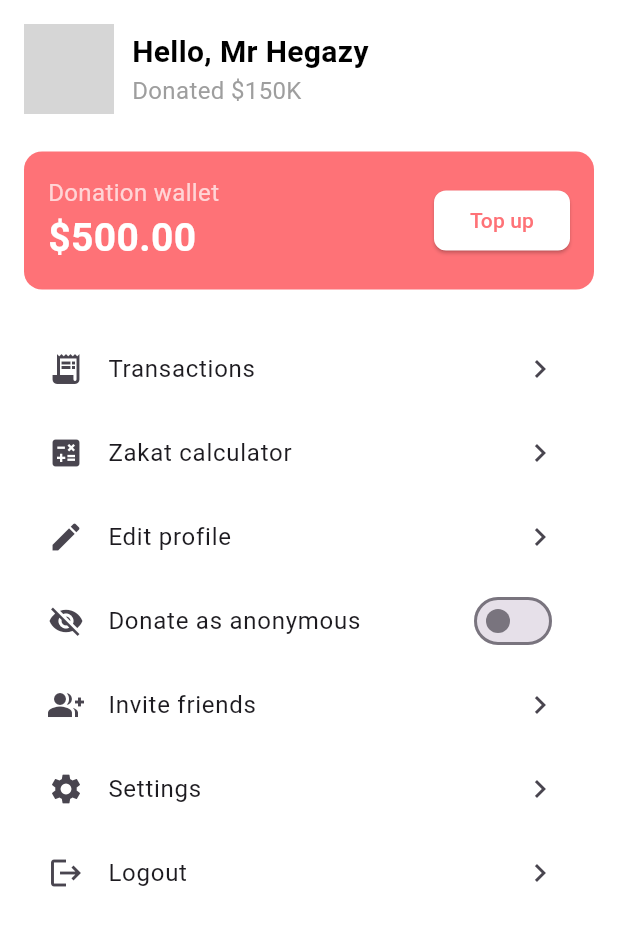
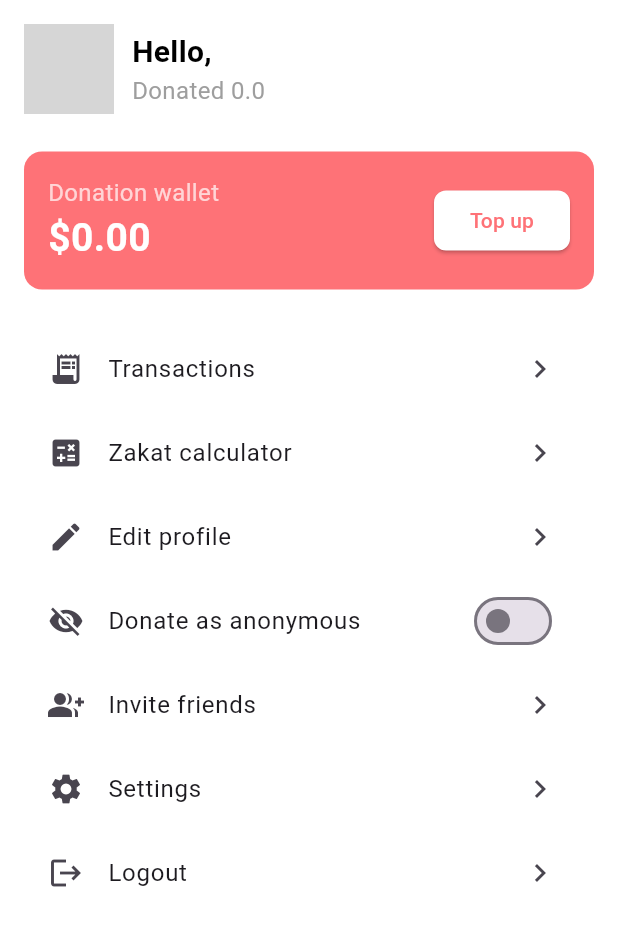
Before and after one commit to YoussefGhonem1/charity_app, a Flutter app: the ProfileManagementScreen screen opened directly, on a phone screen of 412 x 824 dp. Shown: the top 926 px of the screen. Run offline on Flutter 3.47's test engine with Material 3 defaults, Android fonts, the phone set to English and light mode, and no system bars; our stand-ins replace cloud_firestore, confetti, dots_indicator, firebase_auth, firebase_core, flutter_bloc and 3 more; accounts and stored records are empty; network calls fail; grey boxes are pictures that could not be loaded.

Commit message:
feat:add sign out and save user login

```diff
--- a/lib/src/features/profile_management/profile_management_screen.dart
+++ b/lib/src/features/profile_management/profile_management_screen.dart
@@ -1,6 +1,9 @@
+import 'package:charity/src/features/create_account/cubits/user_cubit.dart';
 import 'package:charity/src/shared/routing/app_routs.dart';
 import 'package:flutter/material.dart';
 import 'package:charity/src/shared/theme/app_colors.dart';
+import 'package:firebase_auth/firebase_auth.dart';
+import 'package:flutter_bloc/flutter_bloc.dart';
 
 class ProfileManagementScreen extends StatefulWidget {
   const ProfileManagementScreen({Key? key}) : super(key: key);
@@ -13,39 +16,57 @@ class ProfileManagementScreen extends StatefulWidget {
 class _ProfileManagementScreenState extends State<ProfileManagementScreen> {
   bool donateAsAnonymous = false;
   double walletBalance = 500.00;
-  String userName = 'Mr Hegazy';
+  double donatedAmount = 150.00;
+  String userName = 'User';
+
+  @override
+  void initState() {
+    super.initState();
+     final user = context.read<UserCubit>().state;
+     if (user != null) {
+       userName = '${user.firstName} ${user.lastName}';
+       walletBalance = user.wallet.toDouble();
+       donatedAmount = user.donatedAmount.toDouble();
+     }
+  }
+
 
   @override
   Widget build(BuildContext context) {
+     final user = context.watch<UserCubit>().state;
+     userName = user != null ? '${user.firstName} ${user.lastName}' : 'User';
+    walletBalance = user != null ? user.wallet.toDouble() : 0.0;
+    donatedAmount = user != null ? user.donatedAmount.toDouble() : 0.0;
+
     return Scaffold(
       body: SafeArea(
         child: SingleChildScrollView(
           padding: const EdgeInsets.all(16),
           child: Column(
             children: [
-              // 🔸 Header
               Row(
                 children: [
-                  CircleAvatar(
+                   CircleAvatar(
                     radius: 30,
-                    backgroundImage: const NetworkImage(
-                      'https://images.unsplash.com/photo-1500648767791-00dcc994a43e',
-                    ),
+                     backgroundImage: NetworkImage(
+                      user?.avatarUrl ?? ''
+                     ),
+
                   ),
                   const SizedBox(width: 12),
                   Column(
                     crossAxisAlignment: CrossAxisAlignment.start,
                     children: [
                       Text(
-                        'Hello, ' + userName,
+                        'Hello, $userName',
                         style: const TextStyle(
                           fontSize: 20,
                           fontWeight: FontWeight.bold,
                         ),
                       ),
-                      const Text(
-                        'Donated \$150K',
-                        style: TextStyle(color: Colors.grey),
+                      Text(
+                        'Donated $donatedAmount',
+                        style: const TextStyle(color: Colors.grey),
                       ),
                     ],
                   ),
@@ -53,7 +74,6 @@ class _ProfileManagementScreenState extends State<ProfileManagementScreen> {
               ),
               const SizedBox(height: 25),
 
-              // 💰 Donation Wallet Card
               Container(
                 padding: const EdgeInsets.all(16),
                 decoration: BoxDecoration(
@@ -89,9 +109,7 @@ class _ProfileManagementScreenState extends State<ProfileManagementScreen> {
                         ),
                       ),
                       onPressed: () {
-                        setState(() {
-                          walletBalance += 100;
-                        });
+
                       },
                       child: const Text('Top up'),
                     ),
@@ -100,11 +118,10 @@ class _ProfileManagementScreenState extends State<ProfileManagementScreen> {
               ),
               const SizedBox(height: 25),
 
-              // 📌 Menu Options
               _buildMenuItem(
                 icon: Icons.receipt_long,
                 text: 'Transactions',
-                onTap: () => Navigator.pushNamed(context, '/transactions'),
+                onTap: () => Navigator.pushNamed(context, Routes.transactions),
               ),
               _buildMenuItem(
                 icon: Icons.calculate,
@@ -118,7 +135,7 @@ class _ProfileManagementScreenState extends State<ProfileManagementScreen> {
                 onTap: () async {
                   final result = await Navigator.pushNamed(
                     context,
-                    '/edit-profile',
+                    Routes.editProfile,
                   );
                   if (result is Map &&
                       result['name'] is String &&
@@ -130,7 +147,6 @@ class _ProfileManagementScreenState extends State<ProfileManagementScreen> {
                 },
               ),
 
-              // 🔘 Toggle
               ListTile(
                 leading: const Icon(Icons.visibility_off),
                 title: const Text(
@@ -151,21 +167,29 @@ class _ProfileManagementScreenState extends State<ProfileManagementScreen> {
               _buildMenuItem(
                 icon: Icons.group_add,
                 text: 'Invite friends',
-                onTap: () => Navigator.pushNamed(context, '/invite'),
+                onTap: () => Navigator.pushNamed(context, Routes.inviteFriends),
               ),
               _buildMenuItem(
                 icon: Icons.settings,
                 text: 'Settings',
-                onTap: () => Navigator.pushNamed(context, '/settings'),
+                onTap: () => Navigator.pushNamed(context, Routes.settings),
               ),
               _buildMenuItem(
                 icon: Icons.logout,
                 text: 'Logout',
-                onTap: () {
-                  // 👇 Here you can add your logout logic
-                  ScaffoldMessenger.of(context).showSnackBar(
-                    const SnackBar(content: Text('Logged out successfully')),
-                  );
+                onTap: () async {
+                  try {
+                    await FirebaseAuth.instance.signOut();
+                    context.read<UserCubit>().clearUser();
+                     ScaffoldMessenger.of(context).showSnackBar(
+                      const SnackBar(content: Text('Logged out successfully')),
+                    );
+                    Navigator.pushNamedAndRemoveUntil(context, Routes.signInEmail, (route) => false);
+                  } catch (e) {
+                     ScaffoldMessenger.of(context).showSnackBar(
+                      SnackBar(content: Text('Logout failed: $e')),
+                    );
+                  }
                 },
               ),
             ],
```
Also changed, not shown: lib/src/features/splash/screens/splash_page.dart (+16 -9 lines).
